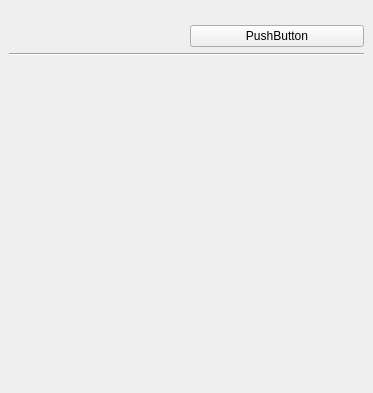
Qt form src/molcalcwidgetbase.ui (KDE/kalzium) before a commit.
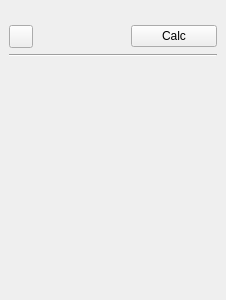
The same form after that commit. Custom widgets are drawn as their Qt base class.

Commit message: - PlotWidget: don't overlay the connecting lines over the other things - Plot dialog: add a combo to choose what show as label for the points   (Nothing, Names or Symbols) - Plot dialog: adapt to the kdeeduplot api changes - painting system: elementRect -> elementBrush to allow painting of custom   images for the elements - molcal widget: add a clear button to clear the lineedit on the right - crystal viewer: remove debug, make it work again (like it did before, don't   know which issues Carsten has about that...) - emove the usage of deprecated class QToolTip - apidox fixes

```diff
--- a/src/molcalcwidgetbase.ui
+++ b/src/molcalcwidgetbase.ui
@@ -8,18 +8,18 @@
    <rect>
     <x>0</x>
     <y>0</y>
-    <width>373</width>
-    <height>393</height>
+    <width>226</width>
+    <height>300</height>
    </rect>
   </property>
-  <layout class="QGridLayout" >
+  <layout class="QVBoxLayout" >
    <property name="margin" >
     <number>9</number>
    </property>
    <property name="spacing" >
     <number>6</number>
    </property>
-   <item row="0" column="0" >
+   <item>
     <spacer>
      <property name="orientation" >
       <enum>Qt::Vertical</enum>
@@ -35,7 +35,7 @@
      </property>
     </spacer>
    </item>
-   <item row="1" column="0" >
+   <item>
     <layout class="QHBoxLayout" >
      <property name="margin" >
       <number>0</number>
@@ -43,55 +43,39 @@
      <property name="spacing" >
       <number>6</number>
      </property>
+     <item>
+      <widget class="QToolButton" name="clearButton" >
+       <property name="text" >
+        <string/>
+       </property>
+      </widget>
+     </item>
      <item>
       <widget class="KLineEdit" name="formulaEdit" />
      </item>
      <item>
       <widget class="QPushButton" name="calcButton" >
        <property name="text" >
-        <string>PushButton</string>
+        <string>Calc</string>
        </property>
       </widget>
      </item>
     </layout>
    </item>
-   <item row="6" column="0" >
-    <widget class="QLabel" name="resultMass" >
-     <property name="text" >
-      <string/>
+   <item>
+    <widget class="Line" name="line1" >
+     <property name="frameShape" >
+      <enum>QFrame::HLine</enum>
      </property>
-     <property name="wordWrap" >
-      <bool>true</bool>
+     <property name="frameShadow" >
+      <enum>QFrame::Sunken</enum>
      </property>
-    </widget>
-   </item>
-   <item row="5" column="0" >
-    <widget class="QLabel" name="resultLabel" >
-     <property name="text" >
-      <string/>
-     </property>
-     <property name="wordWrap" >
-      <bool>true</bool>
-     </property>
-    </widget>
-   </item>
-   <item row="4" column="0" >
-    <spacer>
      <property name="orientation" >
-      <enum>Qt::Vertical</enum>
+      <enum>Qt::Horizontal</enum>
      </property>
-     <property name="sizeType" >
-      <enum>QSizePolicy::MinimumExpanding</enum>
-     </property>
-     <property name="sizeHint" >
-      <size>
-       <width>16</width>
-       <height>5</height>
-      </size>
-     </property>
-    </spacer>
+    </widget>
    </item>
-   <item row="3" column="0" >
+   <item>
     <widget class="QLabel" name="resultComposition" >
      <property name="font" >
       <font>
@@ -115,16 +99,39 @@
      </property>
     </widget>
    </item>
-   <item row="2" column="0" >
-    <widget class="Line" name="line1" >
-     <property name="frameShape" >
-      <enum>QFrame::HLine</enum>
-     </property>
-     <property name="frameShadow" >
-      <enum>QFrame::Sunken</enum>
-     </property>
+   <item>
+    <spacer>
      <property name="orientation" >
-      <enum>Qt::Horizontal</enum>
+      <enum>Qt::Vertical</enum>
+     </property>
+     <property name="sizeType" >
+      <enum>QSizePolicy::MinimumExpanding</enum>
+     </property>
+     <property name="sizeHint" >
+      <size>
+       <width>41</width>
+       <height>131</height>
+      </size>
+     </property>
+    </spacer>
+   </item>
+   <item>
+    <widget class="QLabel" name="resultLabel" >
+     <property name="text" >
+      <string/>
+     </property>
+     <property name="wordWrap" >
+      <bool>true</bool>
+     </property>
+    </widget>
+   </item>
+   <item>
+    <widget class="QLabel" name="resultMass" >
+     <property name="text" >
+      <string/>
+     </property>
+     <property name="wordWrap" >
+      <bool>true</bool>
      </property>
     </widget>
    </item>
```
Left out of the diff: 19 changed lines with no effect on the pictures. The commit also changes 12 other files.
